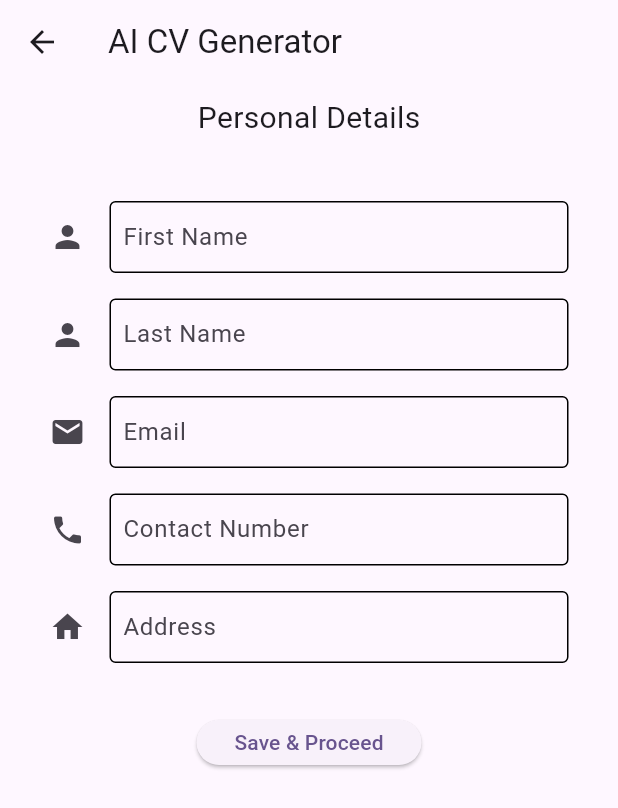
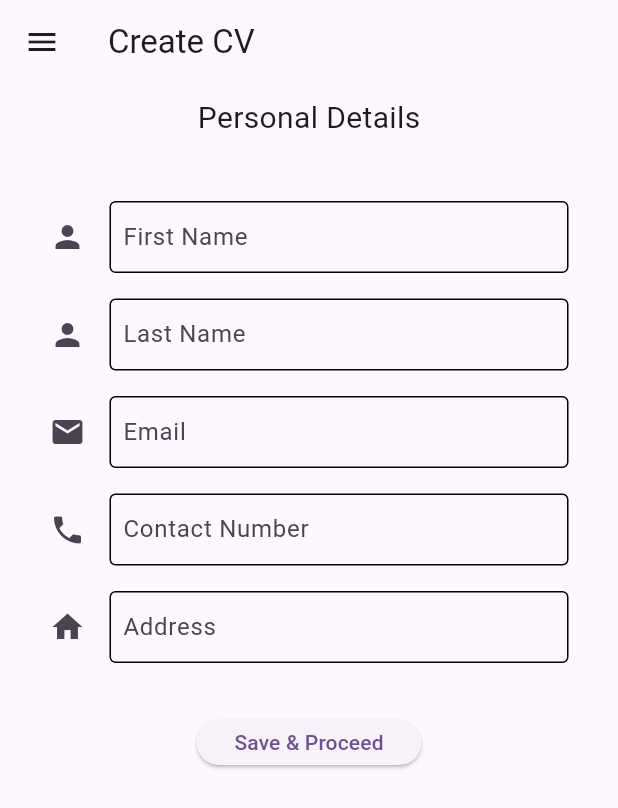
Before and after one commit to COS301-SE-2023/AI-CV-Generator, a Flutter app: the PersonalDetailsForm screen opened directly, on a phone screen of 412 x 824 dp. Shown: the top 808 px of the screen. Run offline on Flutter 3.47's test engine with Material 2 defaults, Android fonts, the phone set to English and light mode, and no system bars; our stand-ins replace date_field.

Commit message:
Update personaldetails.dart

```diff
--- a/fe/lib/pages/personaldetails.dart
+++ b/fe/lib/pages/personaldetails.dart
@@ -1,5 +1,6 @@
 // ignore_for_file: must_be_immutable
 
+import 'package:ai_cv_generator/pages/navdrawer.dart';
 import 'package:ai_cv_generator/pages/qualifications.dart';
 import 'package:ai_cv_generator/pages/strings.dart';
 import 'package:flutter/material.dart';
@@ -39,8 +40,9 @@ class _PersonalDetailsFormState extends State<PersonalDetailsForm> {
   @override
   Widget build(BuildContext context) {
     return Scaffold(
+      drawer: const NavDrawer(),
       appBar: AppBar(
-        title: const Text(StringsPersonal.appBarTitle),
+        title: const Text(StringsPersonal.appHeadingTitle),
       ),
       body: ListView(
         children: [
```
